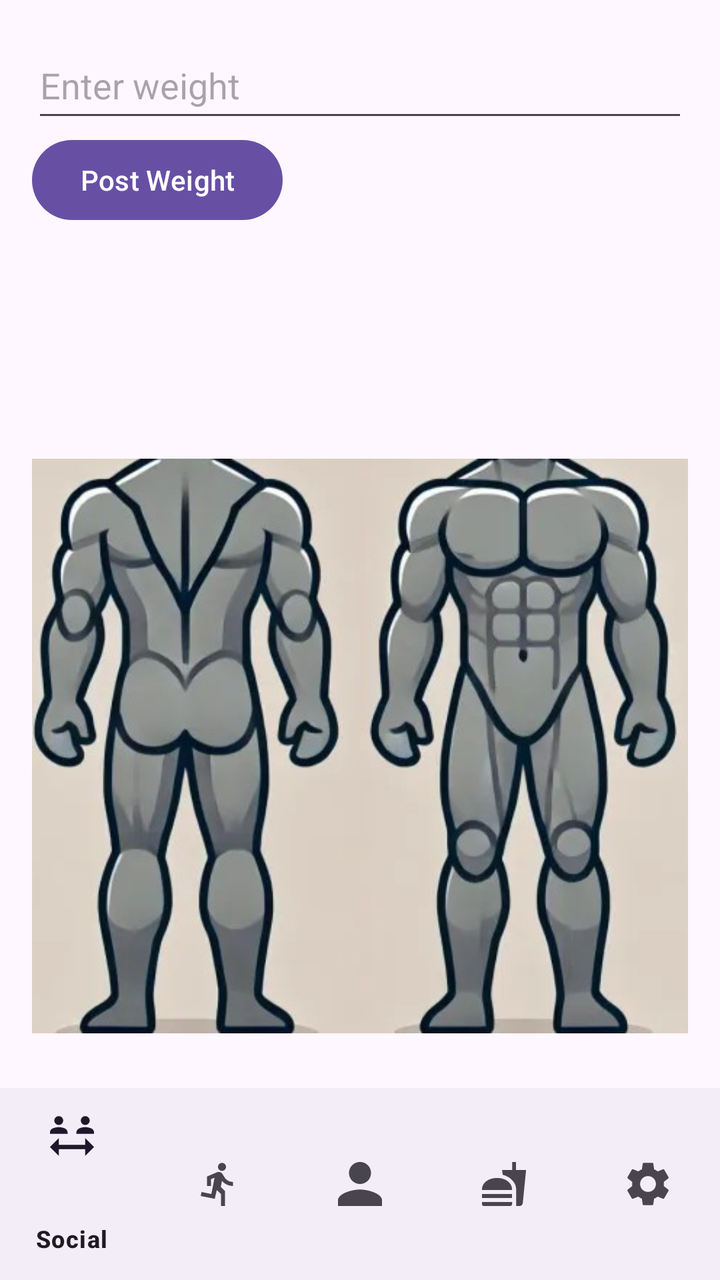
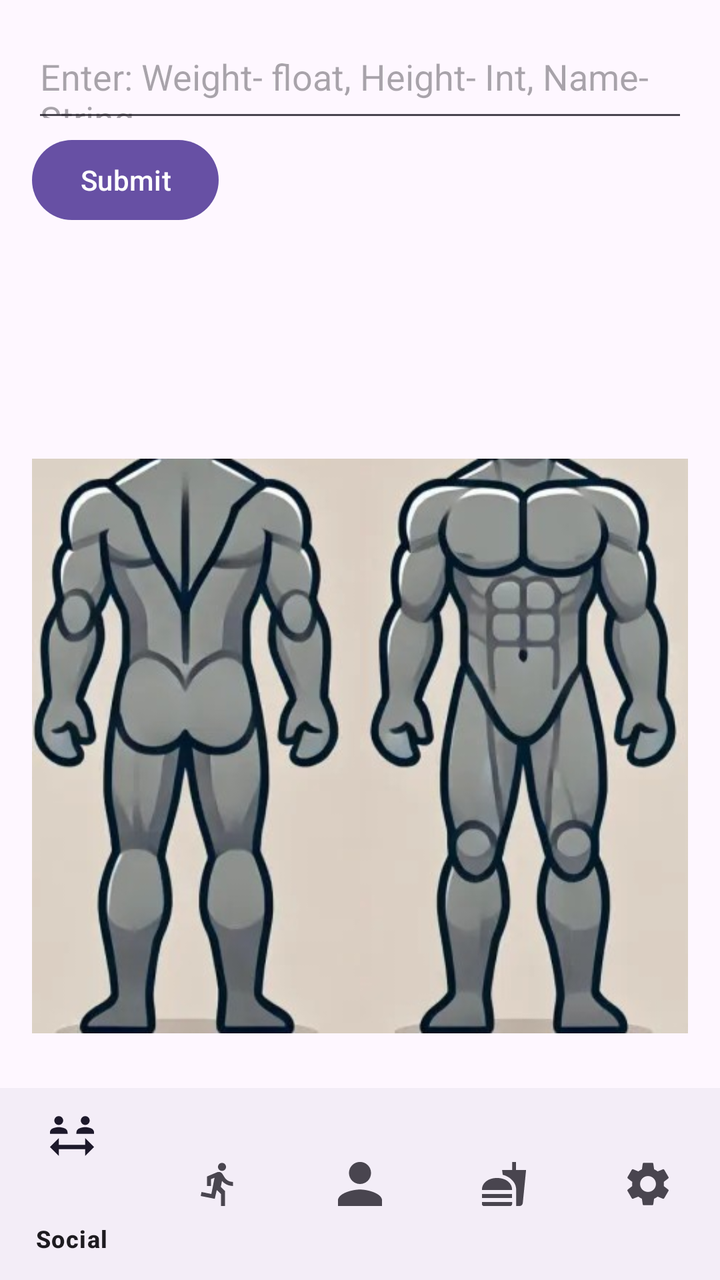

Screens rendered from an Android XML layout before and after an edit, with the pre-edit source and the edit as a unified diff.
<!-- AndroidManifest.xml: application theme Theme.AndroidExample -->
<!-- res/layout/activity_userprofile.xml -->
<?xml version="1.0" encoding="utf-8"?>
<androidx.constraintlayout.widget.ConstraintLayout
    xmlns:android="http://schemas.android.com/apk/res/android"
    xmlns:app="http://schemas.android.com/apk/res-auto"
    android:layout_width="match_parent"
    android:layout_height="match_parent">

    <LinearLayout
        android:id="@+id/upper_section"
        android:layout_width="0dp"
        android:layout_height="0dp"
        android:orientation="vertical"
        android:padding="16dp"
        app:layout_constraintBottom_toTopOf="@+id/guideline"
        app:layout_constraintEnd_toEndOf="parent"
        app:layout_constraintStart_toStartOf="parent"
        app:layout_constraintTop_toTopOf="parent">

    <EditText
        android:id="@+id/weight_input"
        android:layout_width="match_parent"
        android:layout_height="50dp"
        android:hint="Enter weight"
        android:inputType="numberDecimal" />

    <Button
        android:id="@+id/post_weight_button"
        android:layout_width="wrap_content"
        android:layout_height="wrap_content"
        android:text="Post Weight" />


        <TextView
            android:id="@+id/past_weights_textview"
            android:layout_width="match_parent"
            android:layout_height="104dp"
            android:text="" />

        <LinearLayout
            android:layout_width="match_parent"
            android:layout_height="wrap_content"
            android:orientation="horizontal">

        <ImageView
            android:id="@+id/back_avatar"
            android:layout_width="0dp"
            android:layout_height="match_parent"
            android:layout_weight="1"
            android:src="@drawable/back_avatar" />

        <ImageView
            android:id="@+id/front_avatar"
            android:layout_width="0dp"
            android:layout_height="match_parent"
            android:layout_weight="1"
            android:src="@drawable/front_avatar" />

    </LinearLayout>


        
    </LinearLayout>

    <androidx.constraintlayout.widget.Guideline
        android:id="@+id/guideline"
        android:layout_width="wrap_content"
        android:layout_height="wrap_content"
        android:orientation="horizontal"
        app:layout_constraintGuide_percent="0.85" />



    <com.google.android.material.bottomnavigation.BottomNavigationView
        android:id="@+id/bottom_navigation"
        android:layout_width="0dp"
        android:layout_height="0dp"
        app:layout_constraintBottom_toBottomOf="parent"
        app:layout_constraintEnd_toEndOf="parent"
        app:layout_constraintHorizontal_bias="0.0"
        app:layout_constraintStart_toStartOf="parent"
        app:layout_constraintTop_toBottomOf="@+id/guideline"
        app:layout_constraintVertical_bias="0.0"
        app:menu="@menu/bottom_nav_menu" />

</androidx.constraintlayout.widget.ConstraintLayout>
<!-- resources referenced by this layout -->
<resources>
  <!-- drawable back_avatar: png bitmap (drawable, 137860 bytes) -->
  <!-- drawable front_avatar: png bitmap (drawable, 140089 bytes) -->
  <style name="Theme.AndroidExample" parent="Base.Theme.AndroidExample" />
  <style name="Base.Theme.AndroidExample" parent="Theme.Material3.DayNight.NoActionBar">
          
          
      </style>
</resources>

<!-- the commit's change to res/layout/activity_userprofile.xml (unified diff, before → after) -->
@@ -16,22 +16,21 @@
         app:layout_constraintStart_toStartOf="parent"
         app:layout_constraintTop_toTopOf="parent">
 
-    <EditText
-        android:id="@+id/weight_input"
-        android:layout_width="match_parent"
-        android:layout_height="50dp"
-        android:hint="Enter weight"
-        android:inputType="numberDecimal" />
+        <EditText
+            android:id="@+id/input_field"
+            android:layout_width="match_parent"
+            android:layout_height="50dp"
+            android:hint="Enter: Weight- float, Height- Int, Name- String" />
 
     <Button
-        android:id="@+id/post_weight_button"
+        android:id="@+id/submit_button"
         android:layout_width="wrap_content"
         android:layout_height="wrap_content"
-        android:text="Post Weight" />
+        android:text="Submit" />
 
 
         <TextView
-            android:id="@+id/past_weights_textview"
+            android:id="@+id/output_box"
             android:layout_width="match_parent"
             android:layout_height="104dp"
             android:text="" />
